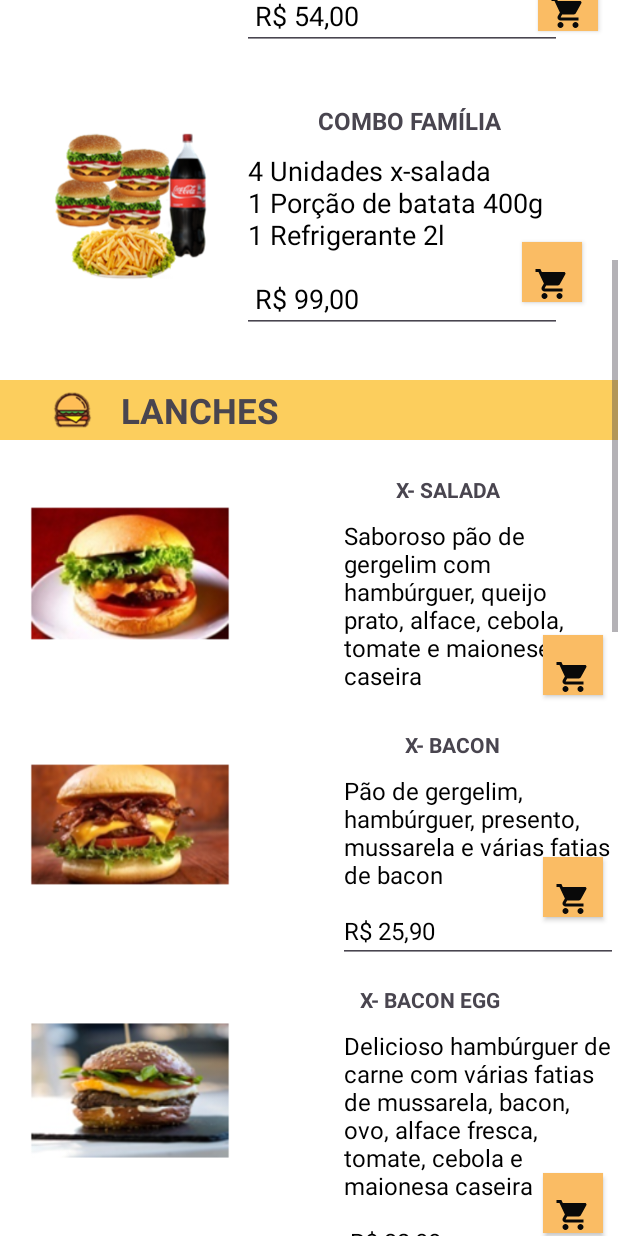
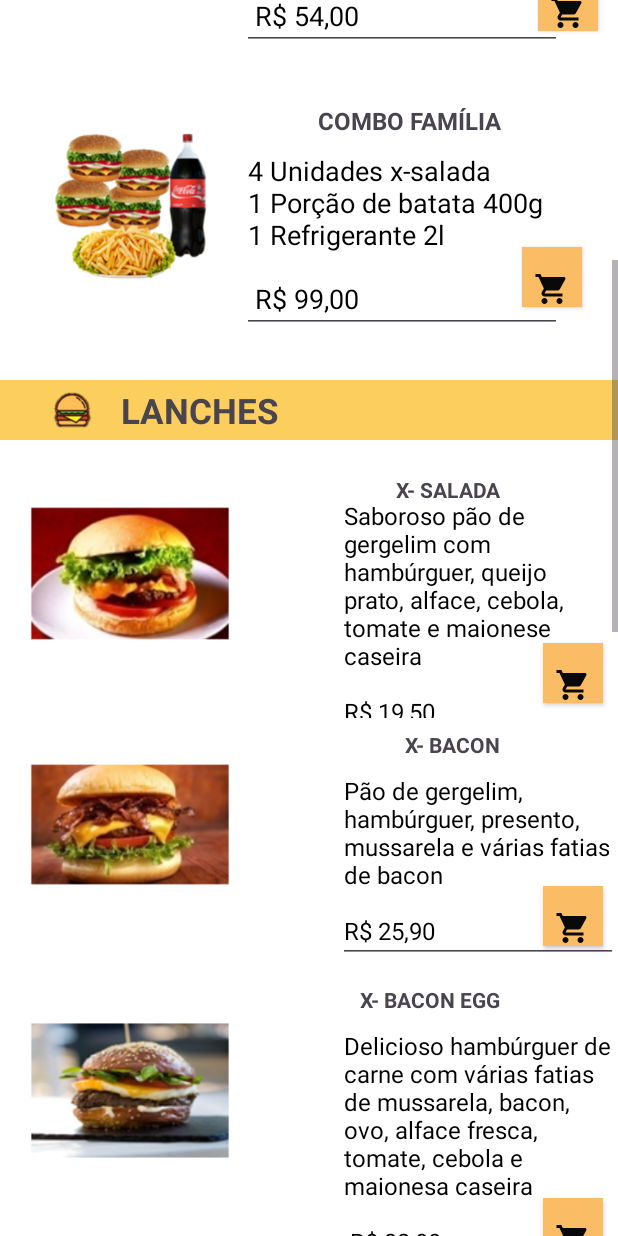
Before and after one commit to rebecamarianosanto/Cardapio-FMBurgers, an Android app: the screen it shows after launch (MainActivity), scrolled down 576 dp, on a phone screen of 412 x 824 dp. Run offline under Robolectric (Android 15) with nearby library versions, the phone set to English and light mode, and no system bars.

Commit message:
Atualização de edição

```diff
--- a/app/src/main/res/layout/activity_main.xml
+++ b/app/src/main/res/layout/activity_main.xml
@@ -322,7 +322,7 @@
                 app:layout_constraintHorizontal_bias="0.96"
                 app:layout_constraintStart_toStartOf="parent"
                 app:layout_constraintTop_toTopOf="parent"
-                app:layout_constraintVertical_bias="0.75" />
+                app:layout_constraintVertical_bias="0.78" />
 
         </androidx.constraintlayout.widget.ConstraintLayout>
 
@@ -408,6 +408,7 @@
                     android:inputType="textMultiLine"
                     android:textColorHint="#000000"
                     android:textSize="16dp"
+                    app:layout_constraintBottom_toBottomOf="parent"
                     app:layout_constraintEnd_toEndOf="parent"
                     app:layout_constraintStart_toEndOf="@+id/imgLanche2"
                     app:layout_constraintTop_toBottomOf="@+id/textView9"
@@ -427,7 +428,7 @@
                     app:layout_constraintHorizontal_bias="1.0"
                     app:layout_constraintStart_toStartOf="parent"
                     app:layout_constraintTop_toTopOf="parent"
-                    app:layout_constraintVertical_bias="0.95" />
+                    app:layout_constraintVertical_bias="1.0" />
 
 
             </androidx.constraintlayout.widget.ConstraintLayout>
@@ -493,7 +494,7 @@
                     app:layout_constraintHorizontal_bias="1.0"
                     app:layout_constraintStart_toStartOf="parent"
                     app:layout_constraintTop_toTopOf="parent"
-                    app:layout_constraintVertical_bias="0.753" />
+                    app:layout_constraintVertical_bias="0.93" />
 
 
             </androidx.constraintlayout.widget.ConstraintLayout>
@@ -559,7 +560,7 @@
                     app:layout_constraintHorizontal_bias="1.0"
                     app:layout_constraintStart_toStartOf="parent"
                     app:layout_constraintTop_toTopOf="parent"
-                    app:layout_constraintVertical_bias="0.88" />
+                    app:layout_constraintVertical_bias="1.0" />
 
 
             </androidx.constraintlayout.widget.ConstraintLayout>
@@ -624,7 +625,7 @@
                     app:layout_constraintHorizontal_bias="0.99"
                     app:layout_constraintStart_toStartOf="parent"
                     app:layout_constraintTop_toTopOf="parent"
-                    app:layout_constraintVertical_bias="0.93" />
+                    app:layout_constraintVertical_bias="0.94" />
 
 
             </androidx.constraintlayout.widget.ConstraintLayout>
```
